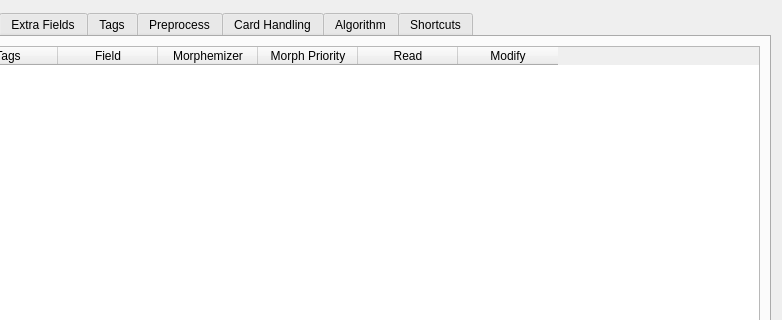
Before: the Qt Designer form ankimorphs/ui/settings_dialog.ui in mortii/anki-morphs, drawn with Qt 5; both pictures show x 165 to 947 and y 0 to 320 of the 947 by 587 pixel window.
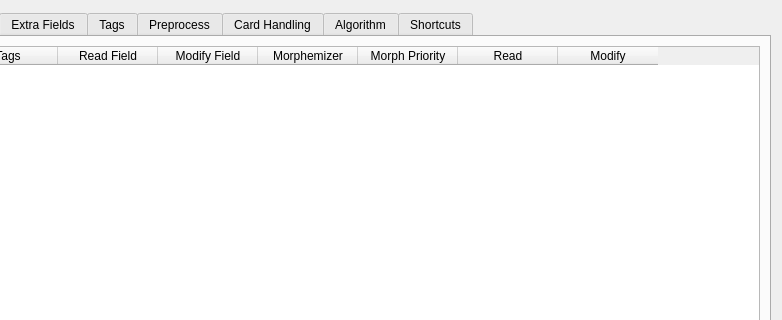
After: the same form once the commit is applied. The open tabs and pages were chosen to show the change.

Commit message: Add UI support for separate read and modify fields

Patch:
```diff
--- a/ankimorphs/ui/settings_dialog.ui
+++ b/ankimorphs/ui/settings_dialog.ui
@@ -354,7 +354,12 @@
            </column>
            <column>
             <property name="text">
-             <string>Field</string>
+             <string>Read Field</string>
+            </property>
+           </column>
+           <column>
+            <property name="text">
+             <string>Modify Field</string>
             </property>
            </column>
            <column>
```
The commit also changes 2 other files.
